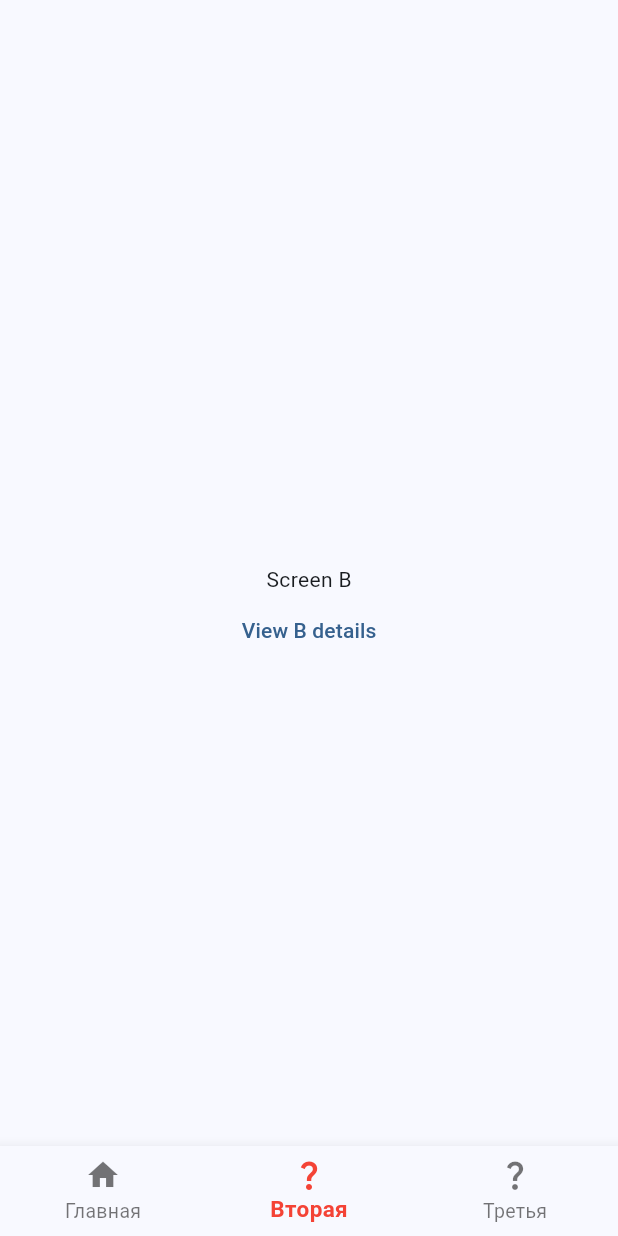
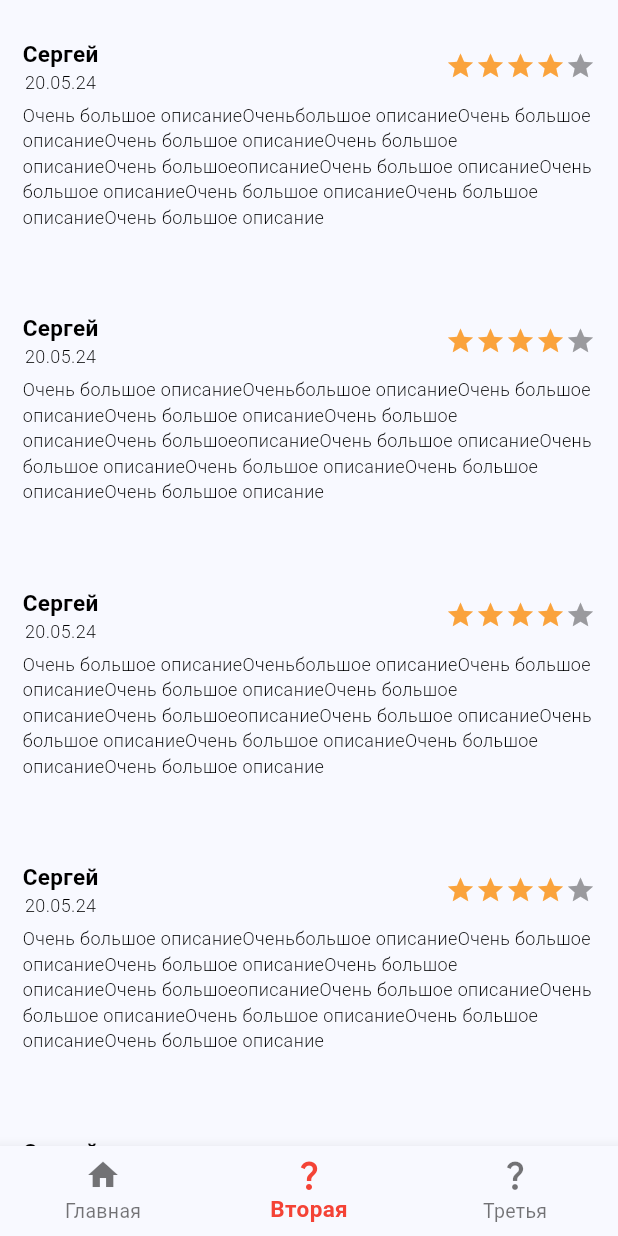
Before and after one commit to Vladislav7589/TutorApp, a Flutter app: the screen it shows after launch, item 2 of the bottom bar chosen, on a phone screen of 412 x 824 dp. Run offline on Flutter 3.47's test engine with Material 3 defaults, Android fonts, the phone set to English and light mode, and no system bars; drawn by our look-alikes of flutter_rating_bar; our stand-ins replace dio, flutter_riverpod, go_router, shared_preferences; missing offline and left inert: rating_summary; network calls fail; Roboto replaces fonts that are missing (Poppins).

Commit message:
Добавлен buttom sheet с reviews

```diff
--- /dev/null
+++ b/lib/src/widgets/card_review.dart
@@ -0,0 +1,91 @@
+
+import 'package:flutter/material.dart';
+import 'package:flutter_rating_bar/flutter_rating_bar.dart';
+
+class ReviewCard extends StatelessWidget {
+  const ReviewCard({super.key});
+
+  @override
+  Widget build(BuildContext context) {
+    return ListView.builder(
+      shrinkWrap: true,
+      itemCount: 5,
+      itemBuilder: (_, index) {
+        return Padding(
+          padding: const EdgeInsets.only(bottom: 15, top: 10),
+          child: Row(
+            crossAxisAlignment: CrossAxisAlignment.start,
+            children: [
+              //_furnitureImage(furniture.images[0]),
+              Expanded(
+                child: Padding(
+                  padding: const EdgeInsets.all(15),
+                  child: Column(
+                    crossAxisAlignment: CrossAxisAlignment.start,
+                    children: [
+                       Row(
+                         mainAxisAlignment: MainAxisAlignment.spaceBetween,
+                         children: [
+                           Column(
+                             children: [
+                               Text("Сергей", style: h4Style),
+                               Text("20.05.24", style: h5Style.copyWith(fontSize: 12)),
+                             ],
+                           ),
+                           RatingBar.builder(
+                             itemPadding: EdgeInsets.zero,
+                             itemSize: 20,
+                             initialRating: 4,
+                             minRating: 1,
+                             direction: Axis.horizontal,
+                             allowHalfRating: true,
+                             itemCount: 5,
+                             glow: false,
+                             ignoreGestures: true,
+                             itemBuilder: (_, __) => const Icon(
+                               Icons.star,
+                               size: 2.0,
+                               color: AppColor.lightOrange,
+                             ),
+                             onRatingUpdate: (rating) {},
+                           )
+                         ],
+                       ),
+                      const SizedBox(height: 5),
+                      Text(
+                        "Очень большое описаниеОченьбольшое описаниеОчень большое описаниеОчень большое описаниеОчень большое описаниеОчень большоеописаниеОчень большое описаниеОчень большое описаниеОчень большое описаниеОчень большое описаниеОчень большое описание ",
+                        style: h5Style.copyWith(fontSize: 12),
+                        overflow: TextOverflow.visible
+                      )
+                    ],
+                  ),
+                ),
+              )
+            ],
+          ),
+        );
+      },
+    );
+  }
+}
+
+
+
+const h4Style = TextStyle(
+    fontFamily: "Poppins",
+    fontSize: 15,
+    fontWeight: FontWeight.bold,
+    color: Colors.black);
+
+const h5Style = TextStyle(
+    fontFamily: "Poppins",
+    fontSize: 20,
+    fontWeight: FontWeight.w300,
+    color: Colors.black);
+
+class AppColor {
+  const AppColor._();
+
+  static const lightOrange = Color(0xFFFAA33C);
+  static const lightBlack = Color(0xFF101725);
+}
--- a/pubspec.yaml
+++ b/pubspec.yaml
@@ -18,6 +18,8 @@ dependencies:
   http: ^0.13.0-nullsafety
   shared_preferences: ^2.2.3
   intl: ^0.19.0
+  rating_summary: ^1.0.2+1
+  flutter_rating_bar: ^4.0.1
 dev_dependencies:
   flutter_test:
     sdk: flutter
```
Also changed, not shown: lib/app_router.dart (+3 -24 lines), lib/src/screens/buttom_sheet.dart (added, +119 -0 lines), lib/src/screens/home_page.dart (+82 -64 lines), lib/src/screens/info_page.dart (deleted, +0 -38 lines), pubspec.lock.
